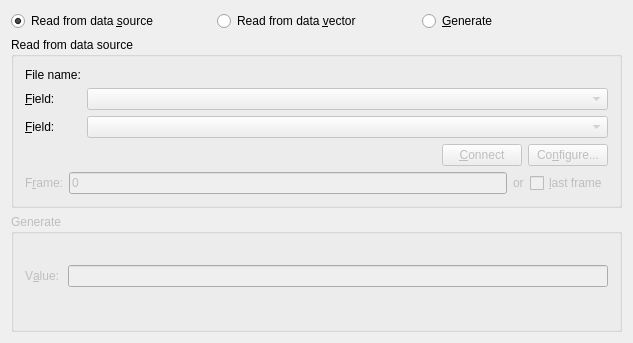
Kst-plot/kst, file src/libkstapp/scalartab.ui: the form before one commit.
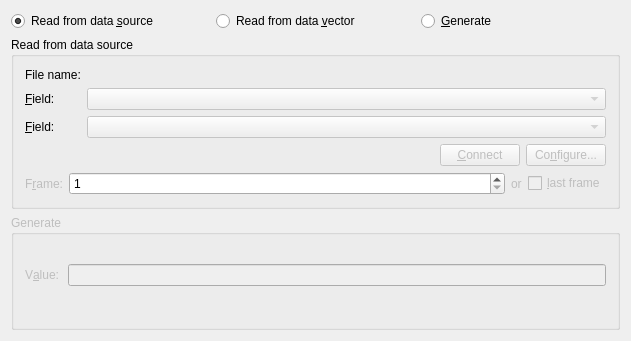
The form after the commit. Custom widgets are drawn as their Qt base class.

What changed in the file:
```diff
--- a/src/libkstapp/scalartab.ui
+++ b/src/libkstapp/scalartab.ui
@@ -6,8 +6,8 @@
    <rect>
     <x>0</x>
     <y>0</y>
-    <width>633</width>
-    <height>343</height>
+    <width>631</width>
+    <height>341</height>
    </rect>
   </property>
   <layout class="QGridLayout" name="gridLayout_2">
@@ -198,18 +198,18 @@
          </widget>
         </item>
         <item>
-         <widget class="QLineEdit" name="_start">
-          <property name="enabled">
-           <bool>false</bool>
+         <widget class="QSpinBox" name="_start">
+          <property name="sizePolicy">
+           <sizepolicy hsizetype="Expanding" vsizetype="Fixed">
+            <horstretch>0</horstretch>
+            <verstretch>0</verstretch>
+           </sizepolicy>
           </property>
-          <property name="toolTip">
-           <string>Input a number (starting from 0 for the first value), or the format [[[[YYYY:]MM:]DD:]HH:]MM[.SS] for dates.</string>
+          <property name="minimum">
+           <number>1</number>
           </property>
-          <property name="whatsThis">
-           <string>The index of the first data read.  For ASCII files, this is the data row number in the file.  For frame based files, this is the first frame.</string>
-          </property>
-          <property name="text">
-           <string>0</string>
+          <property name="maximum">
+           <number>1000000000</number>
           </property>
          </widget>
         </item>
```
